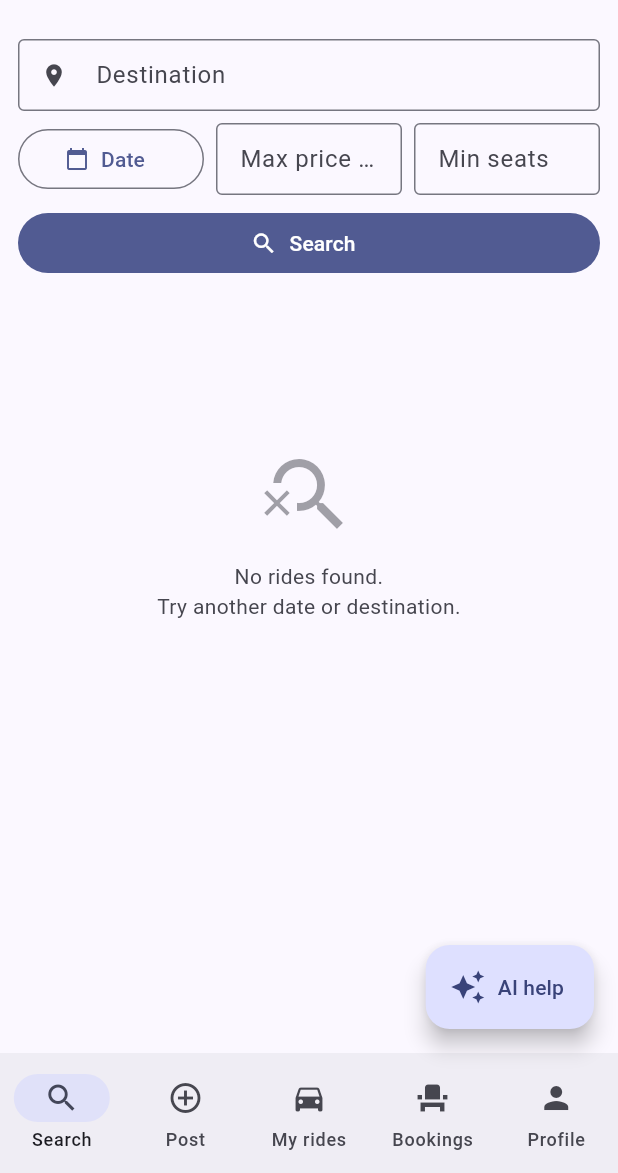
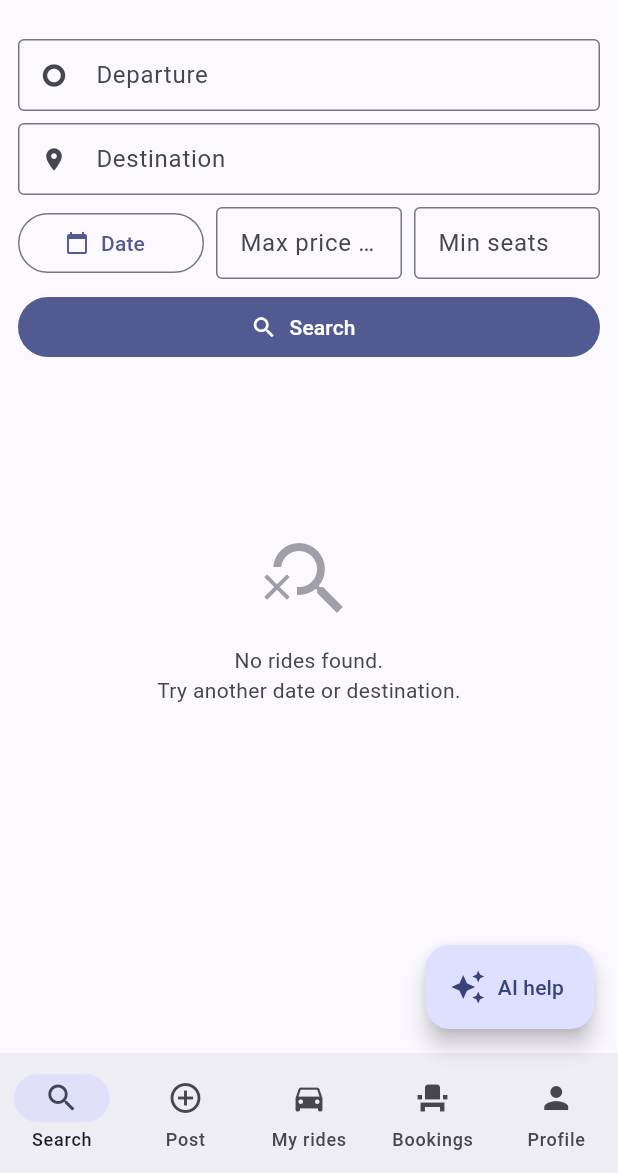
Before and after one commit to Chifa-Ben-Ghozzi/Flutter_Project, a Flutter app: the HomeScreen screen opened directly, on a phone screen of 412 x 824 dp, the part 63-1236 px from its top. Run offline on Flutter 3.47's test engine with Material 3 defaults, Android fonts, the phone set to English and light mode, and no system bars; our stand-ins replace cloud_firestore, firebase_auth, firebase_core, firebase_messaging, flutter_local_notifications, flutter_map and 3 more; accounts and stored records are empty.

Commit message:
feat: add ride search by departure location

```diff
--- a/campus_carpool/lib/api.dart
+++ b/campus_carpool/lib/api.dart
@@ -176,6 +176,7 @@ class Api {
   static Future<List<Ride>> searchRides(Map<String, String> q) => _run(() async {
         final me = _me;
         final now = DateTime.now();
+        final from = q['from']?.toLowerCase();
         final dest = q['destination']?.toLowerCase();
         final maxPrice = double.tryParse(q['maxPrice'] ?? '');
         final minSeats = int.tryParse(q['minSeats'] ?? '');
@@ -183,6 +184,7 @@ class Api {
             .docs
             .map(_rideJson)
             .where((r) => r['driverId'] != me && (r['seatsLeft'] as num) > 0 && _rideDate(r).isAfter(now))
+            .where((r) => from == null || (r['from'] as String).toLowerCase().contains(from))
             .where((r) => dest == null || (r['to'] as String).toLowerCase().contains(dest))
             .where((r) => q['date'] == null || r['date'] == q['date'])
             .where((r) => maxPrice == null || (r['price'] as num) <= maxPrice)
--- a/campus_carpool/lib/screens/search_screen.dart
+++ b/campus_carpool/lib/screens/search_screen.dart
@@ -12,6 +12,7 @@ class SearchScreen extends StatefulWidget {
 }
 
 class _SearchScreenState extends State<SearchScreen> {
+  final from = TextEditingController();
   final dest = TextEditingController();
   final price = TextEditingController();
   final seats = TextEditingController();
@@ -27,6 +28,7 @@ class _SearchScreenState extends State<SearchScreen> {
 
   @override
   void dispose() {
+    from.dispose();
     dest.dispose();
     price.dispose();
     seats.dispose();
@@ -36,6 +38,7 @@ class _SearchScreenState extends State<SearchScreen> {
   Future<void> load() async {
     setState(() => loading = true);
     final q = <String, String>{
+      if (from.text.trim().isNotEmpty) 'from': from.text.trim(),
       if (dest.text.trim().isNotEmpty) 'destination': dest.text.trim(),
       if (date != null) 'date': fmtDate(date!),
       if (price.text.trim().isNotEmpty) 'maxPrice': price.text.trim(),
@@ -69,6 +72,18 @@ class _SearchScreenState extends State<SearchScreen> {
       Padding(
         padding: const EdgeInsets.all(12),
         child: Column(children: [
+          TextField(
+            controller: from,
+            textInputAction: TextInputAction.search,
+            onSubmitted: (_) => load(),
+            decoration: InputDecoration(
+              labelText: context.tr('departure'),
+              prefixIcon: const Icon(Icons.trip_origin),
+              border: const OutlineInputBorder(),
+              isDense: true,
+            ),
+          ),
+          const SizedBox(height: 8),
           TextField(
             controller: dest,
             textInputAction: TextInputAction.search,
--- a/campus_carpool/push-server/package.json
+++ b/campus_carpool/push-server/package.json
@@ -9,6 +9,6 @@
     "test:rules": "node rules-test.js"
   },
   "dependencies": {
-    "firebase-admin": "^13.0.0"
+    "firebase-admin": "^13.10.0"
   }
 }
```
Also changed, not shown: campus_carpool/push-server/package-lock.json, 1 other file.
